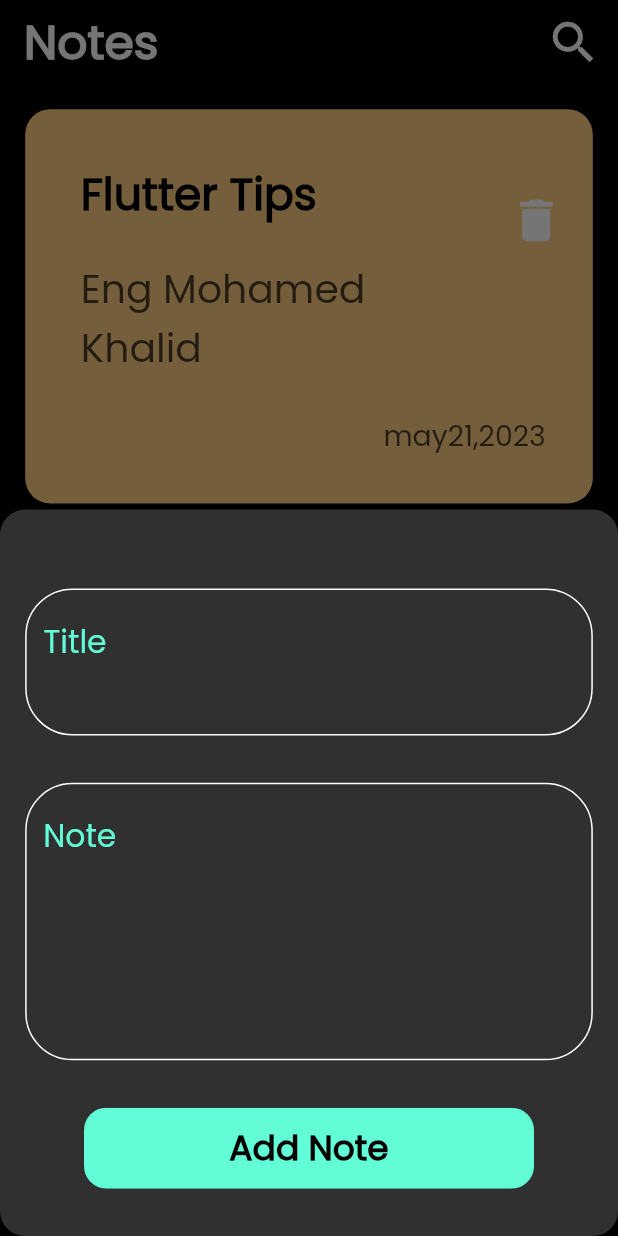
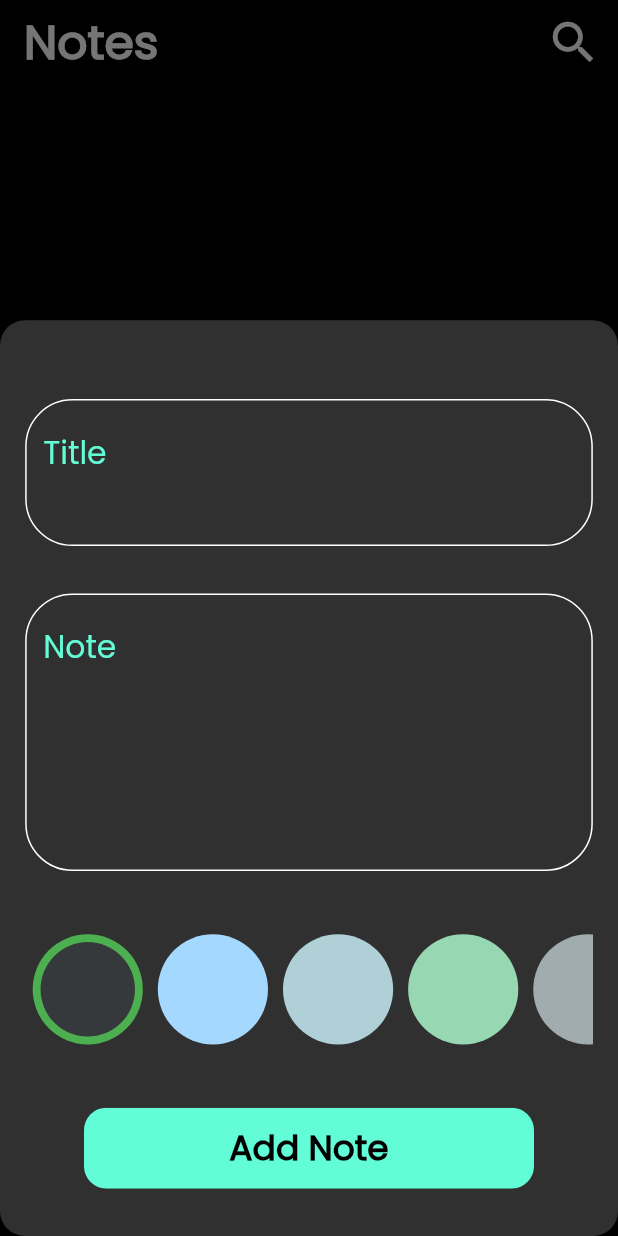
Before and after one commit to EngMohamedKhalid/note_app_hive, a Flutter app: the screen it shows after launch, after a tap on the "add" icon, on a phone screen of 412 x 824 dp. Run offline on Flutter 3.47's test engine with Material 2 defaults, Android fonts, the phone set to English and light mode, and no system bars; our stand-ins replace bloc, flutter_bloc, flutter_screenutil, hive, hive_flutter; missing offline and left inert: date_formatter; accounts and stored records are empty.

Commit message:
Finish App

```diff
--- a/lib/layout/home_layout.dart
+++ b/lib/layout/home_layout.dart
@@ -1,25 +1,37 @@
+import 'package:date_formatter/date_formatter.dart';
 import 'package:flutter/material.dart';
 import 'package:flutter_bloc/flutter_bloc.dart';
 import 'package:flutter_screenutil/flutter_screenutil.dart';
 import 'package:note_app_hive/models/note_model.dart';
 import 'package:note_app_hive/shared/component/custom_button.dart';
+import 'package:note_app_hive/shared/component/custom_color_item.dart';
 import 'package:note_app_hive/shared/component/custom_note_item.dart';
 import 'package:note_app_hive/shared/component/custom_text_field.dart';
+import 'package:note_app_hive/shared/component/notes_colors.dart';
 import 'package:note_app_hive/shared/cubit/cubit.dart';
 import 'package:note_app_hive/shared/cubit/states.dart';
 
-class HomeNotesLayOut extends StatelessWidget {
-   HomeNotesLayOut({Key? key}) : super(key: key);
+class HomeNotesLayOut extends StatefulWidget {
+  const HomeNotesLayOut({Key? key}) : super(key: key);
+
+  @override
+  State<HomeNotesLayOut> createState() => _HomeNotesLayOutState();
+}
+
+class _HomeNotesLayOutState extends State<HomeNotesLayOut> {
   final TextEditingController titleController = TextEditingController();
+
   final TextEditingController noteController = TextEditingController();
+
   final GlobalKey<FormState> formKey = GlobalKey<FormState>();
+
   final AutovalidateMode autoValidateMode = AutovalidateMode.disabled;
-  @override
+   @override
   Widget build(BuildContext context) {
     return BlocConsumer<AppCubit, AppStates>(
   listener: (context, state) {
     if(state is AddNoteSuccess){
-      Navigator.maybePop(context);
+      Navigator.pop(context);
       noteController.clear();
       titleController.clear();
     }
@@ -74,16 +86,32 @@ class HomeNotesLayOut extends StatelessWidget {
                             SizedBox(height: 30.h,),
                             customStatelessTextField(hintText: "Note",maxLines: 5,controller: noteController),
                             SizedBox(height: 30.h,),
+                            SizedBox(
+                              height: 90.h,
+                              child: ListView.builder(
+                                scrollDirection: Axis.horizontal,
+                                  physics: const BouncingScrollPhysics(),
+                                  itemCount: colors.length,
+                                  itemBuilder: (context, index) {
+                                    return CustomColorItem(index: index);
+                                  },
+                              ),
+                            ),
+                            SizedBox(height: 30.h,),
                             CustomButton(
                                 onPressed: (){
                                   if(formKey.currentState!.validate()){
                                     NoteModel noteModel = NoteModel(
                                         title: titleController.text,
                                         content: noteController.text,
-                                        date: DateTime.now().toString(),
-                                        color: Colors.amber.value,
+                                        date:DateFormatter.formatDateTime(
+                                            dateTime: DateTime.now(),
+                                            outputFormat: "dd/MM/yyyy",
+                                        ),
+                                        color: cubit.color.value,
                                     );
                                    cubit.addNote(noteModel);
+                                   cubit.getNotes();
                                   }else{
 
                                   }
@@ -108,9 +136,13 @@ class HomeNotesLayOut extends StatelessWidget {
       body:ListView.builder(
         padding: EdgeInsets.symmetric(horizontal: 16.sp ,vertical: 16.sp),
         physics: const BouncingScrollPhysics(),
-        itemCount: 15,
+        itemCount: cubit.notes.length,
         itemBuilder: (context, index) {
-          return customNoteItem(context: context);
+          return customNoteItem(
+            context: context,
+            index: index,
+            noteModel: cubit.notes[index],
+          );
         },
       )
     );
--- a/lib/main.dart
+++ b/lib/main.dart
@@ -44,7 +44,7 @@ class NoteApp extends StatelessWidget {
           ),
           scaffoldBackgroundColor: Colors.black,
         ),
-        home: HomeNotesLayOut(),
+        home: const HomeNotesLayOut(),
       ),
     );
   }
--- a/lib/models/note_model.dart
+++ b/lib/models/note_model.dart
@@ -3,13 +3,13 @@ part 'note_model.g.dart';
 @ HiveType(typeId: 0)
 class NoteModel extends HiveObject{
   @HiveField(0)
-  final String title;
+   String title;
   @HiveField(1)
-  final String content;
+   String content;
   @HiveField(2)
   final String date;
   @HiveField(3)
-  final int color;
+   int color;
 
   NoteModel({required this.title,required this.content,required this.date,required this.color});
 
--- /dev/null
+++ b/lib/shared/component/custom_color_item.dart
@@ -0,0 +1,40 @@
+import 'package:flutter/material.dart';
+import 'package:flutter_bloc/flutter_bloc.dart';
+import 'package:flutter_screenutil/flutter_screenutil.dart';
+import 'package:note_app_hive/shared/component/notes_colors.dart';
+import 'package:note_app_hive/shared/cubit/cubit.dart';
+import 'package:note_app_hive/shared/cubit/states.dart';
+
+class CustomColorItem extends StatelessWidget {
+  const CustomColorItem({Key? key, required this.index}) : super(key: key);
+final int index ;
+  @override
+  Widget build(BuildContext context) {
+    return BlocConsumer<AppCubit, AppStates>(
+      listener: (context, state) {},
+      builder: (context, state) {
+        var cubit = AppCubit.getObject(context);
+        return Padding(
+          padding: const EdgeInsets.all(5.0),
+          child: InkWell(
+            onTap: () {
+              cubit.changeColor(index);
+              cubit.color = colors[index];
+            },
+            child: cubit.current == index ? CircleAvatar(
+              radius: 35.r,
+              backgroundColor: Colors.green,
+              child: CircleAvatar(
+                radius: 30.r,
+                backgroundColor: colors[index],
+              ),
+            ) : CircleAvatar(
+              radius: 35.r,
+              backgroundColor: colors[index],
+            ),
+          ),
+        );
+      },
+    );
+  }
+}
--- a/lib/shared/component/custom_note_item.dart
+++ b/lib/shared/component/custom_note_item.dart
@@ -1,14 +1,18 @@
 import 'package:flutter/material.dart';
+import 'package:flutter_bloc/flutter_bloc.dart';
 import 'package:flutter_screenutil/flutter_screenutil.dart';
+import 'package:note_app_hive/models/note_model.dart';
 import 'package:note_app_hive/modules/edit_note/edit_screen.dart';
+import 'package:note_app_hive/shared/component/notes_colors.dart';
+import 'package:note_app_hive/shared/cubit/cubit.dart';
 
-Widget customNoteItem({required BuildContext context}){
+Widget customNoteItem({required int index ,required BuildContext context,required NoteModel noteModel}){
   return Container(
     width: double.infinity,
     padding: EdgeInsets.only(top: 30.sp,bottom: 30.sp,left: 20.sp,),
     margin: EdgeInsets.only(bottom: 16.sp),
     decoration: BoxDecoration(
-        color:const Color(0xffFFCC80),
+      color: BlocProvider.of<AppCubit>(context).color,
         borderRadius: BorderRadius.circular(16.r)
     ),
     child: Column(
@@ -19,11 +23,11 @@ Widget customNoteItem({required BuildContext context}){
         ListTile(
           onTap: () {
             Navigator.of(context).push(
-              MaterialPageRoute(builder:(context) => EditNoteScreen(),)
+              MaterialPageRoute(builder:(context) => EditNoteScreen(noteModel: noteModel,),)
             );
           },
           title:Text(
-            "Flutter Tips",
+            noteModel.title,
             style: TextStyle(
                 fontSize: 28.sp,
                 fontWeight: FontWeight.w600,
@@ -33,7 +37,7 @@ Widget customNoteItem({required BuildContext context}){
           subtitle: Padding(
             padding:  EdgeInsets.only(top: 20.sp,bottom:20.sp ),
             child: Text(
-              "Eng Mohamed Khalid",
+              noteModel.content,
               style: TextStyle(
                   fontSize: 25.sp,
                   color: Colors.black.withOpacity(.7)
@@ -41,7 +45,10 @@ Widget customNoteItem({required BuildContext context}){
             ),
           ),
           trailing: IconButton(
-            onPressed: () {},
+            onPressed: () {
+              noteModel.delete();
+              BlocProvider.of<AppCubit>(context).getNotes();
+            },
             icon: Icon(
               Icons.delete,
               size: 35.sp,
@@ -51,7 +58,7 @@ Widget customNoteItem({required BuildContext context}){
         Padding(
           padding: EdgeInsets.only(right: 30.sp,),
           child: Text(
-            "may21,2023",
+            noteModel.date,
             style: TextStyle(
                 fontSize: 18.sp,
                 color: Colors.black.withOpacity(.7)
--- a/lib/shared/component/custom_text_field.dart
+++ b/lib/shared/component/custom_text_field.dart
@@ -8,10 +8,12 @@ Widget customStatelessTextField({
   final TextInputType? keyType,
   final Widget? prefix,
   final VoidCallback? onTap,
+  final Function(String)? onChanged,
   final int? maxLines
 })=>Container(
   padding: padding,
   child: TextFormField(
+    onChanged:onChanged,
     validator: (value) {
       if(value!.isEmpty){
         return "$hintText must not be empty";
--- /dev/null
+++ b/lib/shared/component/notes_colors.dart
@@ -0,0 +1,11 @@
+import 'package:flutter/material.dart';
+
+List<Color> colors = [
+  Color(0xff36393B),
+  Color(0xffa5d8ff),
+  Color(0xffafd0d6),
+  Color(0xff97D8B2),
+  Color(0xffA0ACAD),
+  Color(0xffBFB6BB),
+  Color(0xffC49799),
+];
--- a/lib/shared/cubit/cubit.dart
+++ b/lib/shared/cubit/cubit.dart
@@ -1,3 +1,4 @@
+import 'package:flutter/material.dart';
 import 'package:flutter_bloc/flutter_bloc.dart';
 import 'package:hive_flutter/adapters.dart';
 import 'package:note_app_hive/models/note_model.dart';
@@ -6,9 +7,12 @@ import 'package:note_app_hive/shared/cubit/states.dart';
 class AppCubit extends Cubit<AppStates>{
   AppCubit() : super(AppInitialState());
   static AppCubit getObject(context)=>BlocProvider.of(context);
-
-  addNote(NoteModel noteModel)async{
+  int current = 0;
+  late List<dynamic> notes ;
+  Color color = const Color(0xff97D8B2);
+  void addNote(NoteModel noteModel)async{
     emit(AppLoadingState());
+    noteModel.color = color.value;
     Box noteBox = Hive.box<NoteModel>("notes_box");
     await noteBox.add(noteModel).then((value){
       print("Success");
@@ -18,13 +22,15 @@ class AppCubit extends Cubit<AppStates>{
       emit(AddNoteFailure(error.toString()));
     });
   }
-  getNotes()async{
-    try {
+  void getNotes()async{
       Box noteBox = Hive.box<NoteModel>("notes_box");
-      emit(GetNoteSuccess(noteBox.values.toList()));
-    } catch (e) {
-      emit(GetNoteFailure(e.toString()));
-    }
+      notes = noteBox.values.toList();
+      emit(GetNoteSuccess());
+  }
+
+  void changeColor(int index){
+    current = index;
+    emit(ChangeColorSuccess());
   }
 
 }
--- a/lib/shared/cubit/states.dart
+++ b/lib/shared/cubit/states.dart
@@ -6,9 +6,9 @@ class AppLoadingState extends AppStates{}
 class AddNote extends AppStates{}
 class DeleteNote extends AppStates{}
 class AddNoteSuccess extends AppStates{}
+class ChangeColorSuccess extends AppStates{}
 class GetNoteSuccess extends AppStates{
-  final List< dynamic> noteModel ;
-  GetNoteSuccess(this.noteModel);
+
 }
 class AddNoteFailure extends AppStates{
   final String errorMessage ;
@@ -16,9 +16,3 @@ class AddNoteFailure extends AppStates{
   AddNoteFailure(this.errorMessage);
 
 }
-class GetNoteFailure extends AppStates{
-  final String errorMessage ;
-
-  GetNoteFailure(this.errorMessage);
-
-}
--- a/pubspec.yaml
+++ b/pubspec.yaml
@@ -40,6 +40,7 @@ dependencies:
   hive: ^2.2.3
   flutter_bloc: ^8.1.1
   bloc: ^8.1.0
+  date_formatter: ^0.0.4
 
 dev_dependencies:
   flutter_test:
```
Also changed, not shown: lib/modules/edit_note/edit_screen.dart (+24 -4 lines).
